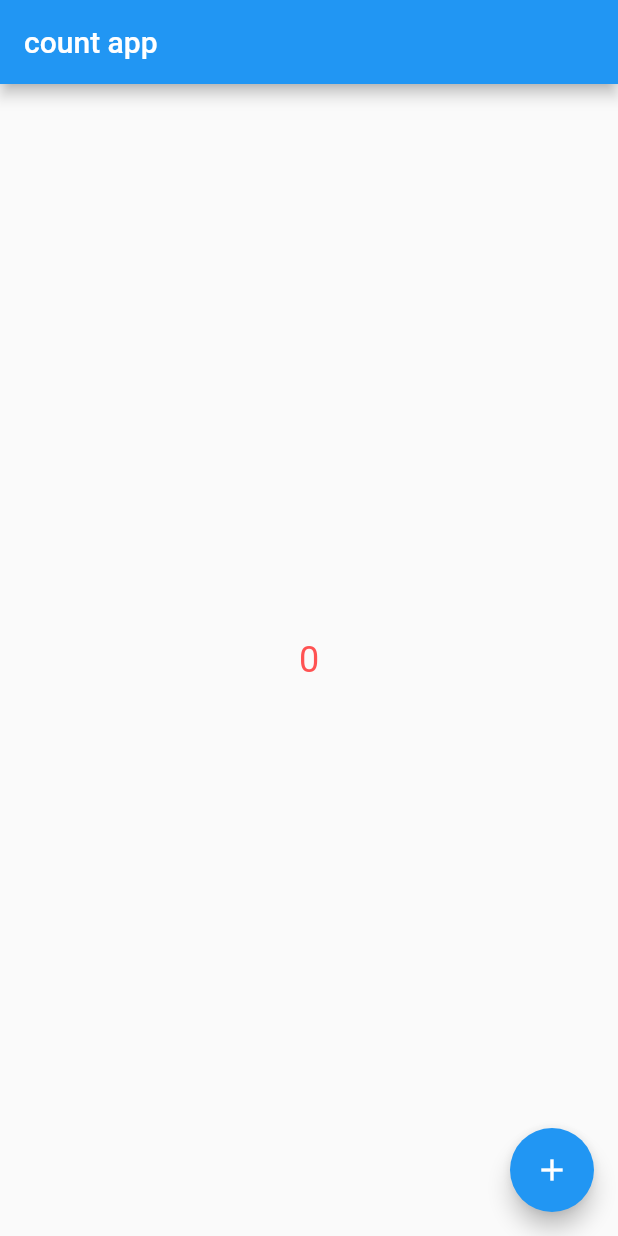
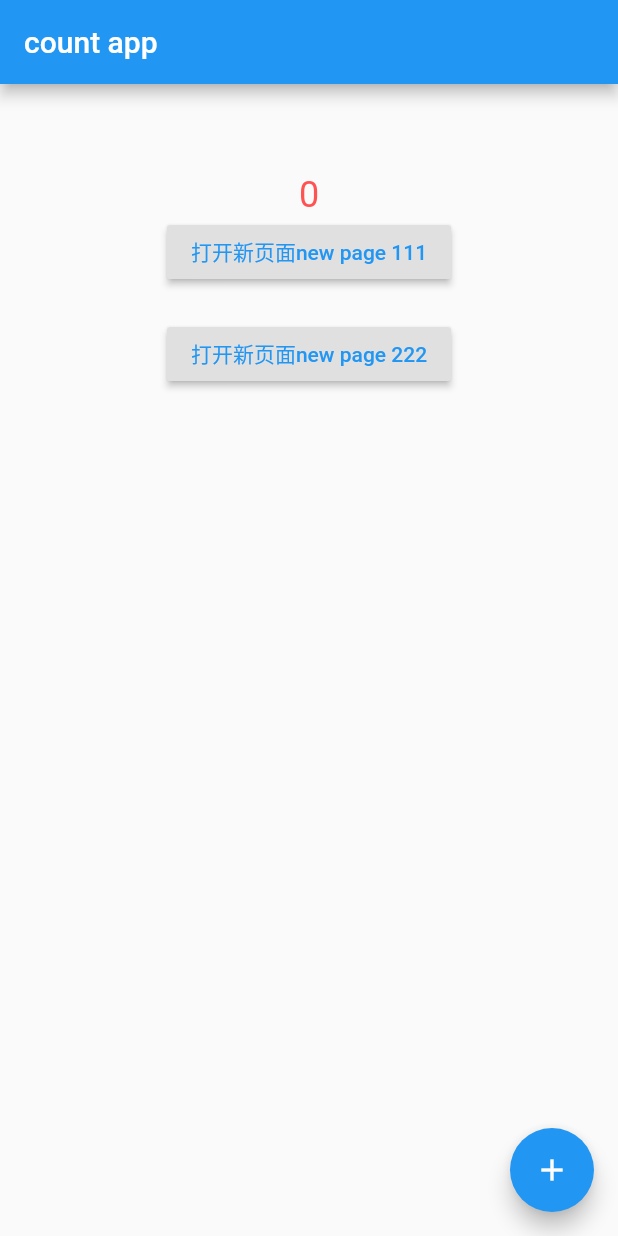
Before and after one commit to guanping1210/flutter-demo, a Flutter app: the screen it shows after launch, on a phone screen of 412 x 824 dp. Run offline on Flutter 3.47's test engine with Material 2 defaults, Android fonts, the phone set to English and light mode, and no system bars; our stand-ins replace dio.

Commit message:
路由转换

```diff
--- a/countapp/lib/main.dart
+++ b/countapp/lib/main.dart
@@ -9,7 +9,14 @@ class HomePage extends StatelessWidget {
   Widget build(BuildContext context) {
     // TODO: implement build
     return MaterialApp(
-      home: CountPage(title: 'count app'),
+      // home: CountPage(title: 'count app'),
+      // 命名路由, 注册路由表
+      initialRoute: '/', // 指定默认路由
+      routes: {
+        "new_page2": (context) => NewRoute(),
+        "new_page": (context) => NewRoute(),
+        '/': (context) => CountPage(title: 'count app'),
+      }
     );
   }
 }
@@ -40,7 +47,29 @@ class Count extends State<CountPage> {
     return Scaffold(
       appBar: AppBar(title: Text(widget.title)),
       body: Center(
-        child: Text('$countNum', style: TextStyle(color: Colors.redAccent, fontSize: 24)),
+        child: Column(
+          children: [
+            SizedBox(
+              height: 60,
+            ),
+            Text('$countNum', style: TextStyle(color: Colors.redAccent, fontSize: 24)),
+            RaisedButton(
+              child: Text('打开新页面new page 111', style: TextStyle(color: Colors.blue)),
+              onPressed: () {
+                // 跳转到第一个路由, 并且可以带参数
+                Navigator.pushNamed(context, 'new_page', arguments: { "hello": 'hi', "title": '3' });
+              },
+            ),
+            SizedBox(height: 20),
+            RaisedButton(
+              child: Text('打开新页面new page 222', style: TextStyle(color: Colors.blue)),
+              onPressed: () {
+                // 跳转到第二个页面
+                Navigator.pushNamed(context, 'new_page2');
+              },
+            ),
+          ],
+        )
       ),
       floatingActionButton: FloatingActionButton(
         child: FlatButton(
@@ -53,3 +82,32 @@ class Count extends State<CountPage> {
     );
   }
 }
+
+
+// 新的路由页面
+class NewRoute extends StatelessWidget {
+  // NewRoute({Key key, }) : super(key: key);
+  String title = 'hhhhhhh';
+
+  @override
+  Widget build(BuildContext context) {
+    // 获取路由参数, 可以带给对象
+    dynamic args = ModalRoute.of(context).settings.arguments;
+    print('路由参数 $args'); // 打印的结果就是 { title: 'xxx', hello: 'xxx'}
+
+    // TODO 读取路由参数有问题
+    // if(args != null && args['title']) {
+    //   title = args['title'];
+    // }
+
+    // TODO: implement build
+    return Scaffold(
+      appBar: AppBar(
+        title: Text('${title}'),
+      ),
+      body: Center(
+        child: Text('new page content'),
+      )
+    );
+  }
+}
--- /dev/null
+++ b/countapp/lib/routes.dart
@@ -0,0 +1 @@
+import 'package:flutter/material.dart';
```
